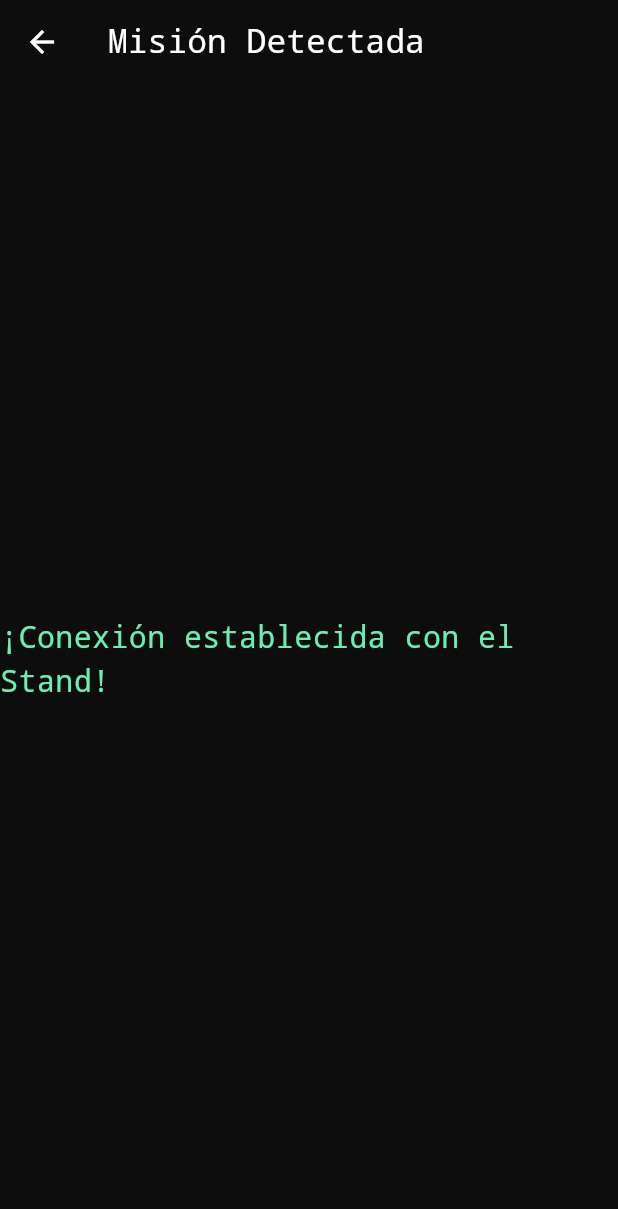
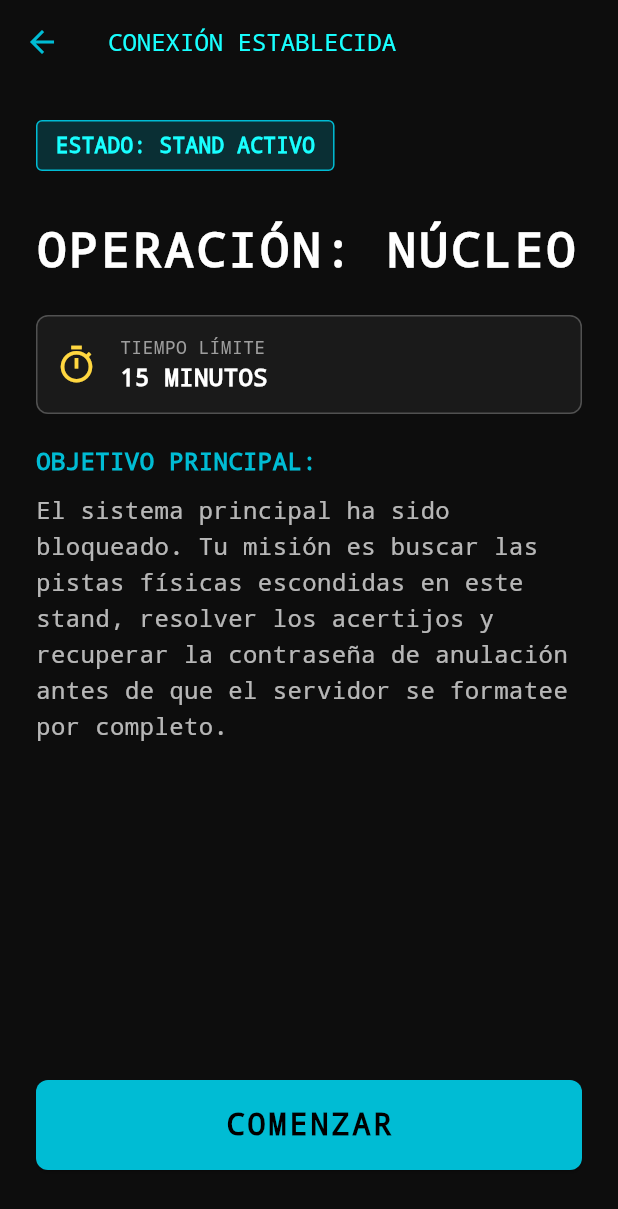
Before and after one commit to tomasesquivel/stand_eventos, a Flutter app: the PantallaMision screen opened directly, on a phone screen of 412 x 824 dp. Shown: the top 1209 px of the screen. Run offline on Flutter 3.47's test engine with Material 3 defaults, Android fonts, the phone set to English and light mode, and no system bars; our stand-ins replace supabase_flutter; accounts and stored records are empty.

```diff
--- a/lib/screens/pantalla_mision.dart
+++ b/lib/screens/pantalla_mision.dart
@@ -7,14 +7,104 @@ class PantallaMision extends StatelessWidget {
   Widget build(BuildContext context) {
     return Scaffold(
       appBar: AppBar(
-        title: const Text('Misión Detectada'),
+        title: const Text(
+          'CONEXIÓN ESTABLECIDA',
+          style: TextStyle(color: Colors.cyanAccent, fontSize: 16),
+        ),
         backgroundColor: Colors.transparent,
         elevation: 0,
+        iconTheme: const IconThemeData(color: Colors.cyan),
       ),
-      body: const Center(
-        child: Text(
-          '¡Conexión establecida con el Stand!',
-          style: TextStyle(color: Colors.greenAccent, fontSize: 20),
+      body: Padding(
+        padding: const EdgeInsets.all(24.0),
+        child: Column(
+          crossAxisAlignment: CrossAxisAlignment.start,
+          children: [
+            Container(
+              padding: const EdgeInsets.symmetric(horizontal: 12, vertical: 6),
+              decoration: BoxDecoration(
+                color: Colors.cyan.withAlpha(50),
+                border: Border.all(color: Colors.cyan),
+                borderRadius: BorderRadius.circular(4),
+              ),
+              child: const Text(
+                'ESTADO: STAND ACTIVO',
+                style: TextStyle(color: Colors.cyanAccent, fontWeight: FontWeight.bold),
+              ),
+            ),
+            const SizedBox(height: 30),
+
+            const Text(
+              'OPERACIÓN: NÚCLEO',
+              style: TextStyle(fontSize: 32, fontWeight: FontWeight.bold, color: Colors.white, letterSpacing: 2),
+            ),
+            const SizedBox(height: 20),
+
+            // VIS04: Indicador de duración del desafío
+            Container(
+              padding: const EdgeInsets.all(12),
+              decoration: BoxDecoration(
+                color: const Color(0xFF1A1A1A),
+                border: Border.all(color: Colors.white24),
+                borderRadius: BorderRadius.circular(8),
+              ),
+              child: const Row(
+                children: [
+                  Icon(Icons.timer_outlined, color: Colors.amberAccent, size: 28),
+                  SizedBox(width: 15),
+                  Column(
+                    crossAxisAlignment: CrossAxisAlignment.start,
+                    children: [
+                      Text('TIEMPO LÍMITE', style: TextStyle(color: Colors.grey, fontSize: 12)),
+                      Text('15 MINUTOS', style: TextStyle(color: Colors.white, fontWeight: FontWeight.bold, fontSize: 16)),
+                    ],
+                  ),
+                ],
+              ),
+            ),
+            const SizedBox(height: 20),
+
+            // VIS03: Instrucciones de la base de datos
+            const Text(
+              'OBJETIVO PRINCIPAL:',
+              style: TextStyle(color: Colors.cyan, fontWeight: FontWeight.bold, fontSize: 16),
+            ),
+            const SizedBox(height: 10),
+            const Text(
+              'El sistema principal ha sido bloqueado. Tu misión es buscar las pistas físicas escondidas en este stand, resolver los acertijos y recuperar la contraseña de anulación antes de que el servidor se formatee por completo.',
+              style: TextStyle(color: Colors.white70, fontSize: 16, height: 1.5),
+            ),
+
+            const Spacer(),
+
+            // VIS03: Botón de inicio explícito
+            SizedBox(
+              width: double.infinity,
+              height: 60,
+              child: ElevatedButton(
+                onPressed: () {
+                  if (!context.mounted) return;
+                  ScaffoldMessenger.of(context).showSnackBar(
+                    const SnackBar(
+                      content: Text('⏳ Cronómetro iniciado. ¡Buena suerte!'),
+                      backgroundColor: Colors.green,
+                      duration: Duration(seconds: 2),
+                    ),
+                  );
+                },
+                style: ElevatedButton.styleFrom(
+                  backgroundColor: Colors.cyan,
+                  foregroundColor: Colors.black,
+                  shape: RoundedRectangleBorder(borderRadius: BorderRadius.circular(8)),
+                ),
+                child: const Text(
+                  'COMENZAR',
+                  style: TextStyle(fontSize: 20, fontWeight: FontWeight.bold, letterSpacing: 2),
+                ),
+              ),
+            ),
+            const SizedBox(height: 20),
+          ],
         ),
       ),
     );
```
Also changed, not shown: lib/screens/pantalla_admin.dart (added, +149 -0 lines), lib/screens/pantalla_principal.dart (+14 -0 lines).
